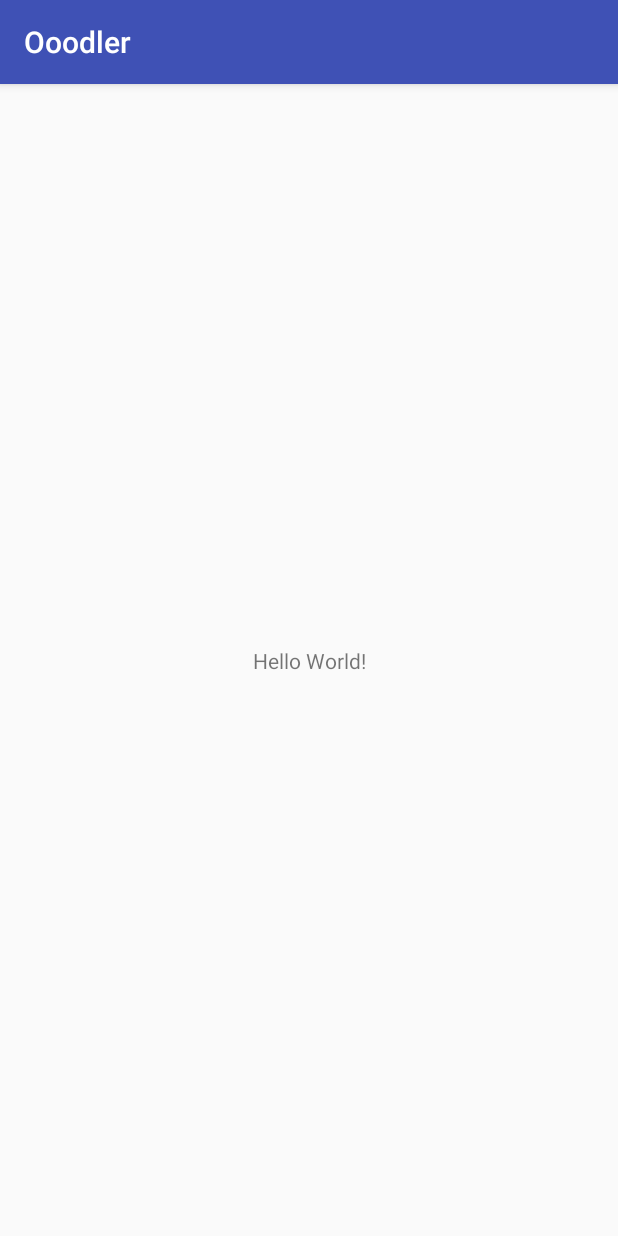
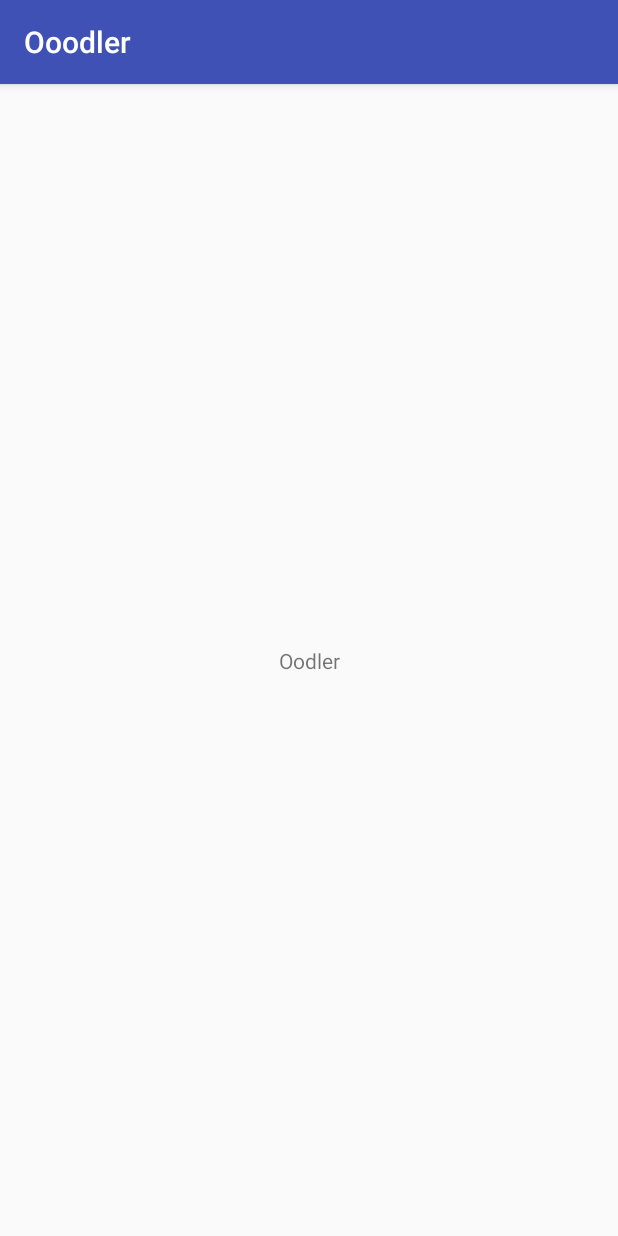
Before and after one commit to WillNess210/Oodler-Android-App, an Android app: the screen it shows after launch (MainActivity), on a phone screen of 412 x 824 dp. Run offline under Robolectric (Android 15) with nearby library versions, the phone set to English and light mode, and no system bars.

Commit message:
Changed main layout text

```diff
--- a/Oodler/app/src/main/res/layout/activity_main.xml
+++ b/Oodler/app/src/main/res/layout/activity_main.xml
@@ -9,10 +9,16 @@
     <TextView
         android:layout_width="wrap_content"
         android:layout_height="wrap_content"
-        android:text="Hello World!"
+        android:layout_marginEnd="8dp"
+        android:layout_marginLeft="8dp"
+        android:layout_marginRight="8dp"
+        android:layout_marginStart="8dp"
+        android:text="Oodler"
         app:layout_constraintBottom_toBottomOf="parent"
+        app:layout_constraintEnd_toEndOf="parent"
         app:layout_constraintLeft_toLeftOf="parent"
         app:layout_constraintRight_toRightOf="parent"
+        app:layout_constraintStart_toStartOf="parent"
         app:layout_constraintTop_toTopOf="parent" />
 
 </android.support.constraint.ConstraintLayout>
```
